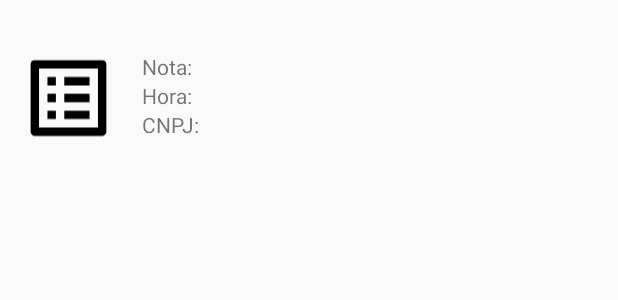
After one commit to nascimentofe/scannerbarcode, an Android app: the layout item_view_nota.xml on its own in the app's theme, with its tools: preview values and no code run, on a phone screen of 412 x 824 dp. The commit adds this screen. Shown: the top 300 px of the screen. Run offline under Robolectric (Android 15) with nearby library versions, the phone set to English and light mode, and no system bars.

Commit message:
Biblioteca Glide adicionada ao projeto. Titulo da activity ListNotes definido. Metodo 'listarNotas' (retorna uma lista de notas) construido. Pasta 'adapter' criada. Classe Nota criada. ItemViewNota construido. RecyclerViewAdapter configurado.

```diff
--- a/app/build.gradle
+++ b/app/build.gradle
@@ -23,6 +23,7 @@ dependencies {
     implementation 'androidx.appcompat:appcompat:1.1.0'
     implementation 'androidx.constraintlayout:constraintlayout:1.1.3'
     implementation 'com.google.android.material:material:1.1.0'
+    implementation 'com.github.bumptech.glide:glide:4.6.1'
     testImplementation 'junit:junit:4.12'
     androidTestImplementation 'androidx.test.ext:junit:1.1.1'
     androidTestImplementation 'androidx.test.espresso:espresso-core:3.2.0'
--- a/app/src/main/java/com/viaexpressa/scannerbarcode/atividade/ListNotesActivity.java
+++ b/app/src/main/java/com/viaexpressa/scannerbarcode/atividade/ListNotesActivity.java
@@ -20,6 +20,7 @@ public class ListNotesActivity extends AppCompatActivity {
         super.onCreate(savedInstanceState);
         setContentView(R.layout.activity_list_notes);
         getSupportActionBar().setDisplayHomeAsUpEnabled(true);
+        getSupportActionBar().setTitle("Notas escaneadas");
 
         usuario = (Usuario) getIntent().getSerializableExtra("usuario");
 
--- /dev/null
+++ b/app/src/main/res/layout/item_view_nota.xml
@@ -0,0 +1,47 @@
+<?xml version="1.0" encoding="utf-8"?>
+<LinearLayout
+    xmlns:android="http://schemas.android.com/apk/res/android"
+    android:id="@+id/linLayoutItemNota"
+    android:orientation="horizontal"
+    android:padding="12dp"
+    android:layout_marginTop="15dp"
+    android:layout_width="match_parent"
+    android:layout_height="100dp"
+    android:elevation="20dp">
+
+    <ImageView
+        android:id="@+id/imgItemViewNota"
+        android:layout_width="67dp"
+        android:layout_height="match_parent"
+        android:src="@drawable/ic_baseline_list_alt_24" />
+
+    <LinearLayout
+        android:layout_width="match_parent"
+        android:layout_height="wrap_content"
+        android:orientation="vertical"
+        android:layout_marginTop="2dp"
+        android:layout_marginStart="10dp"
+        android:padding="5dp">
+
+        <TextView
+            android:id="@+id/txtItemNotaNumNota"
+            android:layout_width="wrap_content"
+            android:layout_height="wrap_content"
+            android:textSize="14sp"
+            android:text="Nota: " />
+        <TextView
+            android:id="@+id/txtItemNotaHoraData"
+            android:layout_width="wrap_content"
+            android:layout_height="wrap_content"
+            android:textSize="14sp"
+            android:text="Hora: " />
+        <TextView
+            android:id="@+id/txtItemNotaCnpjNota"
+            android:layout_width="wrap_content"
+            android:layout_height="wrap_content"
+            android:textSize="14sp"
+            android:text="CNPJ: " />
+    </LinearLayout>
+
+
+</LinearLayout>
```
Also changed, not shown: app/src/main/java/com/viaexpressa/scannerbarcode/adapter/RecyclerNoteListAdapter.java (added, +83 -0 lines), app/src/main/java/com/viaexpressa/scannerbarcode/classes/HTTPService.java (+23 -0 lines), app/src/main/java/com/viaexpressa/scannerbarcode/classes/Nota.java (added, +47 -0 lines).
